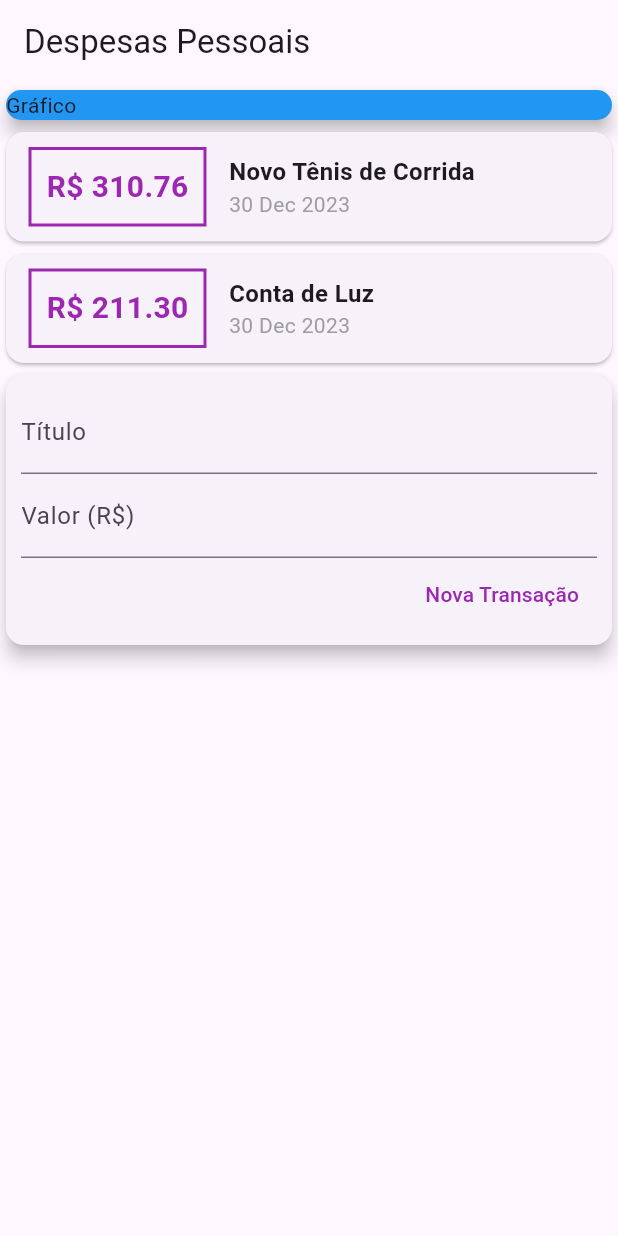
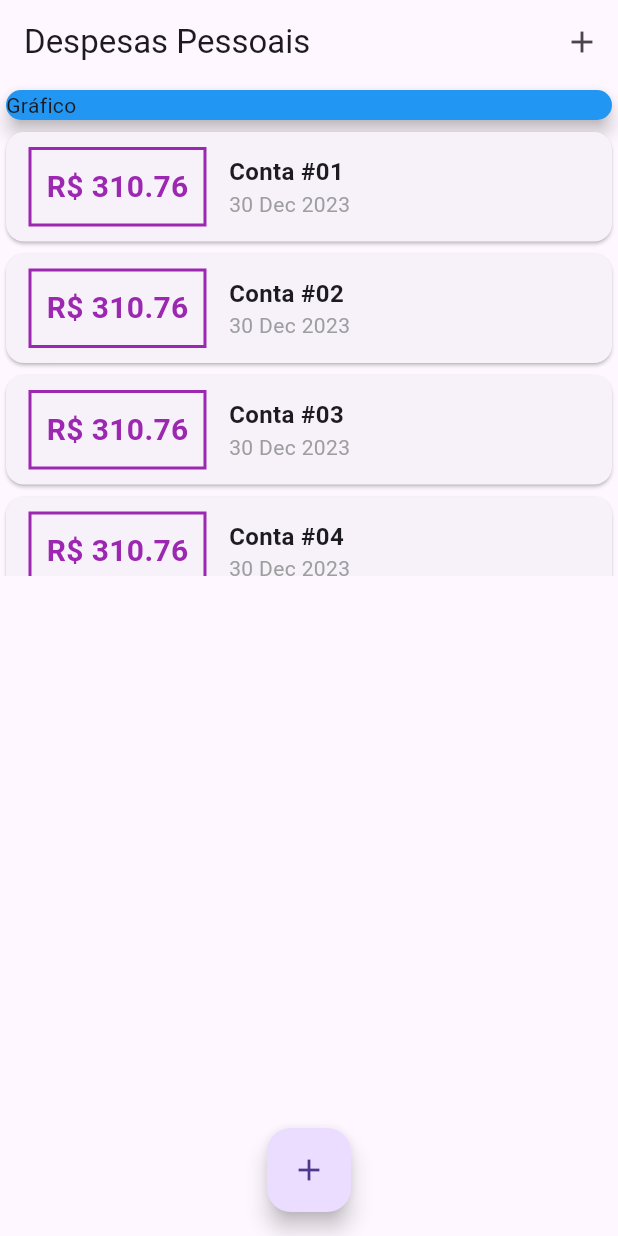
Before and after one commit to ArthurThuko/FlutterUdemy, a Flutter app: the screen it shows after launch, on a phone screen of 412 x 824 dp. Run offline on Flutter 3.47's test engine with Material 3 defaults, Android fonts, the phone set to English and light mode, and no system bars.

Commit message:
+ Alterações no expenses

```diff
--- a/expenses/lib/compoments/transaction_form.dart
+++ b/expenses/lib/compoments/transaction_form.dart
@@ -7,6 +7,17 @@ class TransactionForm extends StatelessWidget {
   final void Function(String, double) onSubmit;
 
   TransactionForm(this.onSubmit);
+
+  _submitForm(){
+    final title = titleController.text;
+    final value = double.tryParse(valueController.text) ?? 0.0;
+
+    if (title.isEmpty || value <= 0) {
+      return;
+    }
+
+    onSubmit(title, value);
+  }
 
   @override
   Widget build(BuildContext context) {
@@ -18,12 +29,15 @@ class TransactionForm extends StatelessWidget {
           children: [
             TextField(
               controller: titleController,
+              onSubmitted: (_) => _submitForm(),
               decoration: InputDecoration(
                 labelText: 'Título',
               ),
             ),
             TextField(
               controller: valueController,
+              keyboardType: TextInputType.numberWithOptions(decimal: true),
+              onSubmitted: (_) => _submitForm(),
               decoration: InputDecoration(
                 labelText: 'Valor (R\$)',
               ),
@@ -32,11 +46,7 @@ class TransactionForm extends StatelessWidget {
               mainAxisAlignment: MainAxisAlignment.end,
               children: [
                 TextButton(
-                  onPressed: () {
-                    final title = titleController.text;
-                    final value = double.tryParse(valueController.text) ?? 0.0;
-                    onSubmit(title, value);
-                  },
+                  onPressed: _submitForm,
                   child: Text(
                     'Nova Transação',
                     style: TextStyle(color: Colors.purple),
--- a/expenses/lib/compoments/transaction_list.dart
+++ b/expenses/lib/compoments/transaction_list.dart
@@ -9,8 +9,12 @@ class TransationList extends StatelessWidget {
 
   @override
   Widget build(BuildContext context) {
-    return Column(
-      children: transactions.map((tr) {
+    return Container(
+      height: 300,
+      child: ListView.builder(
+        itemCount: transactions.length,
+        itemBuilder: (ctx, index) {
+          final tr = transactions[index];
           return Card(
             child: Row(
               children: [
@@ -53,7 +57,8 @@ class TransationList extends StatelessWidget {
               ],
             ),
           );
-      }).toList(),
+        },
+      ),
     );
   }
 }
--- a/expenses/lib/compoments/transaction_user.dart
+++ /dev/null
@@ -1,46 +0,0 @@
-import 'dart:math';
-
-import 'package:flutter/material.dart';
-import 'transaction_form.dart';
-import 'transaction_list.dart';
-import '../models/transaction.dart';
-
-class TransactionUser extends StatefulWidget {
-  @override
-  _TransactionUserState createState() => _TransactionUserState();
-}
-
-class _TransactionUserState extends State<TransactionUser> {
-  final _transactions = [
-    Transaction(
-        id: 't1',
-        title: 'Novo Tênis de Corrida',
-        value: 310.76,
-        date: DateTime.now()),
-    Transaction(
-        id: 't2', title: 'Conta de Luz', value: 211.30, date: DateTime.now()),
-  ];
-
-  _addTransaction(String title, double value) {
-    final newTrasaction = Transaction(
-      id: Random().nextDouble().toString(),
-      title: title,
-      value: value,
-      date: DateTime.now(),
-    );
-
-    setState(() {
-      _transactions.add(newTrasaction);
-    });
-  }
-
-  @override
-  Widget build(BuildContext context) {
-    return Column(
-      children: [
-        TransationList(_transactions),
-        TransactionForm(_addTransaction),
-      ],
-    );
-  }
-}
--- a/expenses/lib/main.dart
+++ b/expenses/lib/main.dart
@@ -1,5 +1,11 @@
-import 'compoments/transaction_user.dart';
+import 'dart:math';
+
+import 'package:expenses/compoments/transaction_form.dart';
+
 import 'package:flutter/material.dart';
+import './compoments/transaction_form.dart';
+import './compoments/transaction_list.dart';
+import 'models/transaction.dart';
 
 main() => runApp(ExpensesApp());
 
@@ -10,14 +16,62 @@ class ExpensesApp extends StatelessWidget {
   }
 }
 
-class MyHomePage extends StatelessWidget {
+class MyHomePage extends StatefulWidget {
+  @override
+  State<MyHomePage> createState() => _MyHomePageState();
+}
+
+class _MyHomePageState extends State<MyHomePage> {
+  final _transactions = [
+    Transaction(
+        id: 't1', title: 'Conta #01', value: 310.76, date: DateTime.now()),
+    Transaction(
+        id: 't2', title: 'Conta #02', value: 310.76, date: DateTime.now()),
+    Transaction(
+        id: 't3', title: 'Conta #03', value: 310.76, date: DateTime.now()),
+    Transaction(
+        id: 't4', title: 'Conta #04', value: 310.76, date: DateTime.now()),
+    Transaction(
+        id: 't5', title: 'Conta #05', value: 310.76, date: DateTime.now()),
+    Transaction(
+        id: 't6', title: 'Conta de Luz', value: 211.30, date: DateTime.now()),
+  ];
+
+  _addTransaction(String title, double value) {
+    final newTrasaction = Transaction(
+      id: Random().nextDouble().toString(),
+      title: title,
+      value: value,
+      date: DateTime.now(),
+    );
+
+    setState(() {
+      _transactions.add(newTrasaction);
+    });
+  }
+
+  _openTransactionFormModal(BuildContext context) {
+    showModalBottomSheet(
+        context: context,
+        builder: (_) {
+          return TransactionForm(_addTransaction);
+        });
+  }
+
   @override
   Widget build(BuildContext context) {
     return Scaffold(
       appBar: AppBar(
         title: Text('Despesas Pessoais'),
+        actions: <Widget>[
+          IconButton(
+            onPressed: () => _openTransactionFormModal(context),
+            icon: Icon(Icons.add),
+          )
+        ],
       ),
-      body: Column(
+      body: SingleChildScrollView(
+        child: Column(
           crossAxisAlignment: CrossAxisAlignment.stretch,
           children: <Widget>[
             Container(
@@ -28,9 +82,15 @@ class MyHomePage extends StatelessWidget {
                 elevation: 5,
               ),
             ),
-          TransactionUser(),
+            TransationList(_transactions),
           ],
         ),
+      ),
+      floatingActionButton: FloatingActionButton(
+        child: Icon(Icons.add),
+        onPressed: () => _openTransactionFormModal(context),
+      ),
+      floatingActionButtonLocation: FloatingActionButtonLocation.centerFloat,
     );
   }
 }
```
Lines whose indentation alone changed are shown as unchanged.
